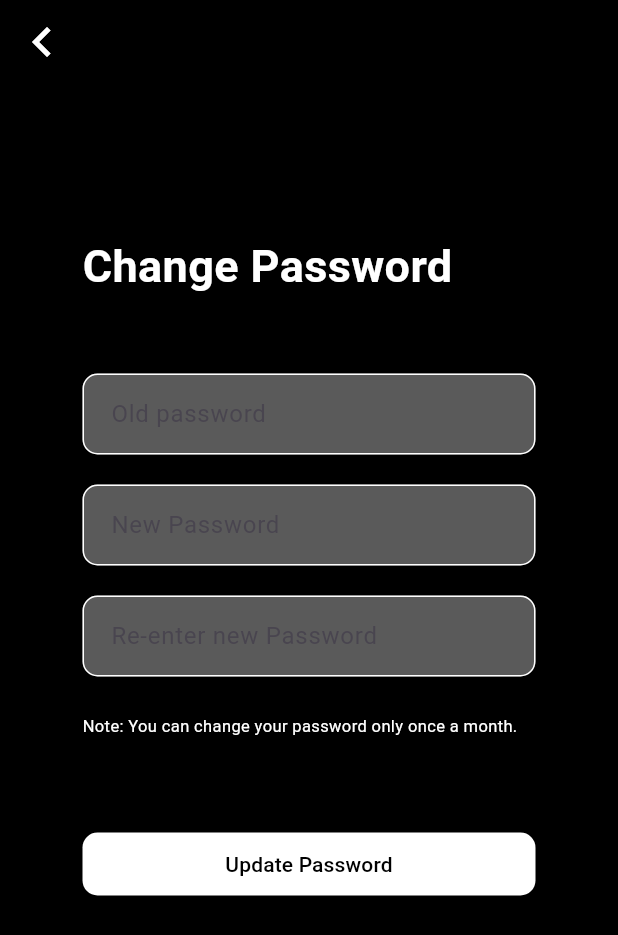
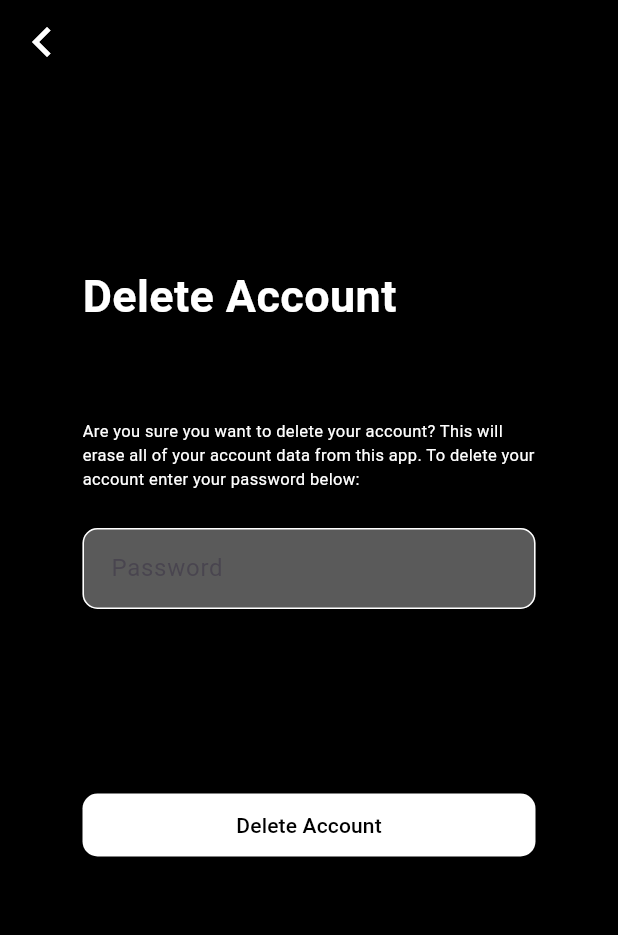
Before and after one commit to rishabhrm/showcase, a Flutter app: the screen it shows after launch, on a phone screen of 412 x 824 dp. Shown: the top 935 px of the screen. Run offline on Flutter 3.47's test engine with Material 3 defaults, Android fonts, the phone set to English and light mode, and no system bars; our stand-ins replace carousel_slider.

Commit message:
added delete account screen

```diff
--- a/lib/main.dart
+++ b/lib/main.dart
@@ -9,6 +9,7 @@ import './screens/home_screen.dart';
 import './screens/genre_screen.dart';
 import './screens/settings_screen.dart';
 import './screens/change_pass_screen.dart';
+import './screens/delete_acc_screen.dart';
 
 void main() {
   runApp(const MainApp());
@@ -21,7 +22,7 @@ class MainApp extends StatelessWidget {
   Widget build(BuildContext context) {
     return const MaterialApp(
       title: 'showcase',
-      home: ChangePasswordScreen(),
+      home: DeleteAccountScreen(),
       debugShowCheckedModeBanner: false,
     );
   }
--- /dev/null
+++ b/lib/screens/delete_acc_screen.dart
@@ -0,0 +1,105 @@
+import 'package:flutter/material.dart';
+
+class DeleteAccountScreen extends StatefulWidget {
+  const DeleteAccountScreen({super.key});
+
+  @override
+  State<DeleteAccountScreen> createState() => _DeleteAccountScreenState();
+}
+
+class _DeleteAccountScreenState extends State<DeleteAccountScreen> {
+  @override
+  Widget build(BuildContext context) {
+    return Scaffold(
+      backgroundColor: const Color.fromARGB(255, 0, 0, 0),
+      appBar: AppBar(
+        backgroundColor: Colors.black,
+        leading: IconButton(
+          icon: Icon(
+            Icons.chevron_left,
+            color: Colors.white,
+            size: 40,
+          ),
+          onPressed: () {},
+        ),
+        centerTitle: false,
+      ),
+      body: Padding(
+        padding: const EdgeInsets.symmetric(horizontal: 55).copyWith(top: 120),
+        child: Column(
+          mainAxisAlignment: MainAxisAlignment.start,
+          crossAxisAlignment: CrossAxisAlignment.start,
+          children: [
+            const Text(
+              'Delete Account',
+              style: TextStyle(
+                fontSize: 30,
+                color: Colors.white,
+                fontWeight: FontWeight.bold,
+              ),
+            ),
+            const SizedBox(height: 60),
+            const Text(
+              "Are you sure you want to delete your account? This will erase all of your account data from this app. To delete your account enter your password below:",
+              style: TextStyle(
+                fontSize: 11,
+                color: Colors.white,
+              ),
+            ),
+            const SizedBox(height: 25),
+            Form(
+              child: Column(
+                crossAxisAlignment: CrossAxisAlignment.start,
+                children: [
+                  TextFormField(
+                    keyboardType: TextInputType.emailAddress,
+                    cursorColor: Colors.white,
+                    style: const TextStyle(color: Colors.white),
+                    decoration: InputDecoration(
+                      contentPadding: const EdgeInsets.symmetric(
+                          vertical: 15, horizontal: 15),
+                      labelText: 'Password',
+                      hintText: 'Enter your password',
+                      border: OutlineInputBorder(
+                        borderRadius: BorderRadius.circular(10),
+                      ),
+                      filled: true,
+                      fillColor: const Color.fromRGBO(90, 90, 90, 1),
+                      focusedBorder: OutlineInputBorder(
+                        borderRadius: BorderRadius.circular(10),
+                        borderSide: const BorderSide(color: Colors.white),
+                      ),
+                      enabledBorder: OutlineInputBorder(
+                        borderRadius: BorderRadius.circular(10),
+                        borderSide: const BorderSide(color: Colors.white),
+                      ),
+                    ),
+                    onChanged: (String value) {},
+                    validator: (value) {
+                      return value!.isEmpty
+                          ? 'Please enter email address'
+                          : null;
+                    },
+                  ),
+                  const SizedBox(height: 120),
+                  ElevatedButton(
+                    style: ElevatedButton.styleFrom(
+                      foregroundColor: Colors.black,
+                      backgroundColor: Colors.white,
+                      minimumSize: const Size(double.infinity, 42),
+                      shape: RoundedRectangleBorder(
+                        borderRadius: BorderRadius.circular(10),
+                      ),
+                    ),
+                    onPressed: () {},
+                    child: const Text('Delete Account'),
+                  ),
+                ],
+              ),
+            ),
+          ],
+        ),
+      ),
+    );
+  }
+}
```
